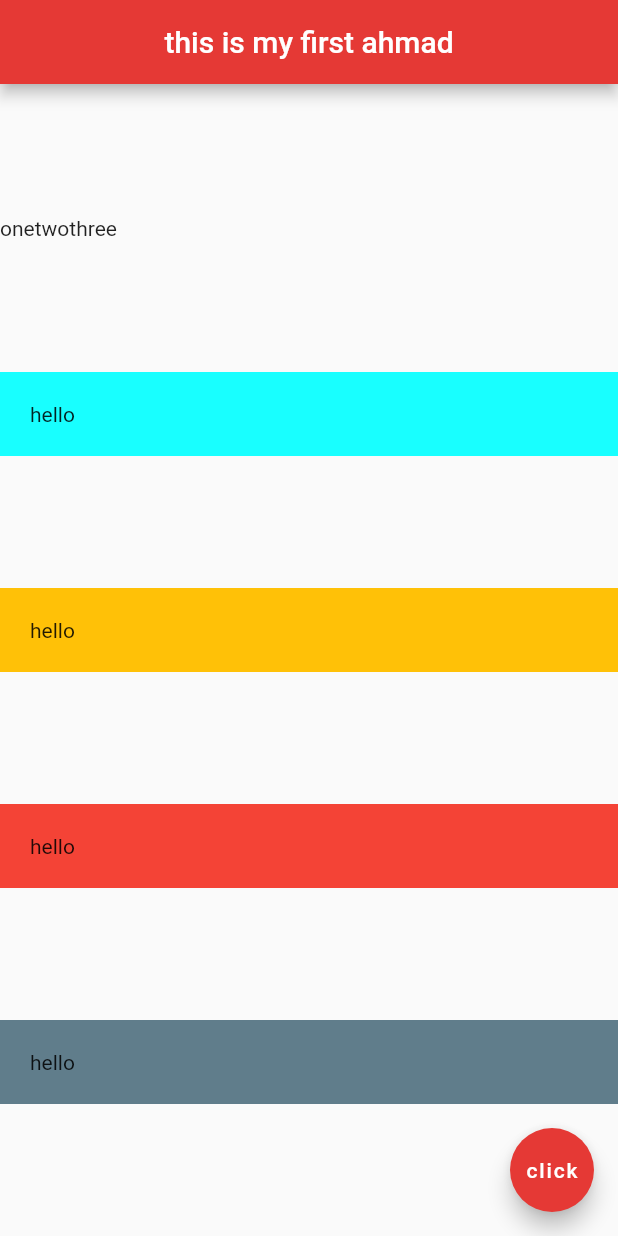
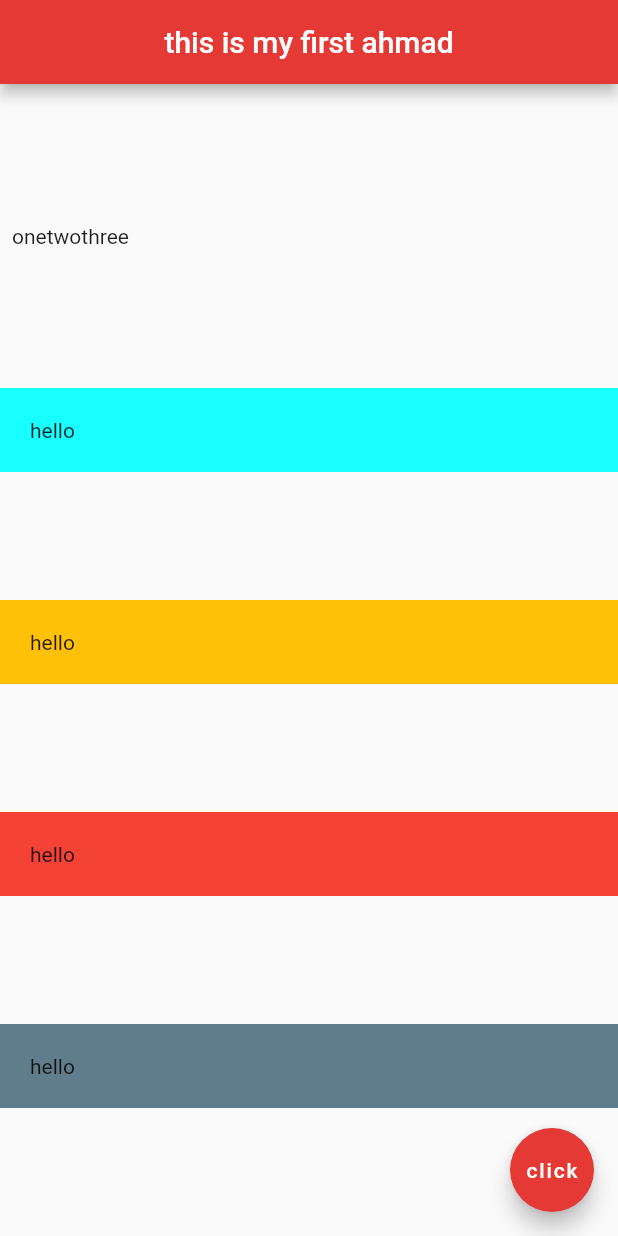
Before and after one commit to alikamelkarnib/course_flutter_beginner, a Flutter app: the screen it shows after launch, on a phone screen of 412 x 824 dp. Run offline on Flutter 3.47's test engine with Material 2 defaults, Android fonts, the phone set to English and light mode, and no system bars; project files that could hold a hidden picture were left out.

Commit message:
Flutter lesoon13

```diff
--- a/lib/main.dart
+++ b/lib/main.dart
@@ -21,12 +21,15 @@ class Home extends StatelessWidget {
         mainAxisAlignment: MainAxisAlignment.spaceEvenly,
         crossAxisAlignment: CrossAxisAlignment.stretch,
         children:<Widget> [
-          Row(
-            children:<Widget> [
-              Text('one'),
-             Text('two'),
-              Text('three'),
-            ],
+          Padding(
+            padding: const EdgeInsets.all(8.0),
+            child: Row(
+              children:<Widget> [
+                Text('one'),
+               Text('two'),
+                Text('three'),
+              ],
+            ),
           ),
           Container(
             padding: EdgeInsets.all(20),
```
